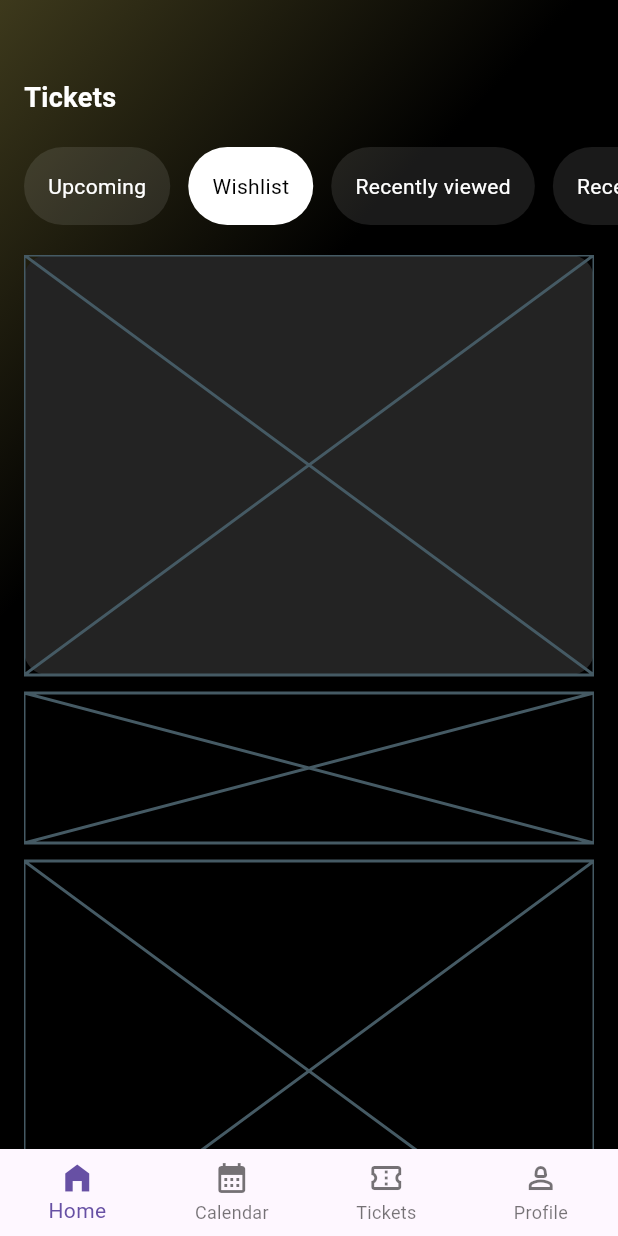
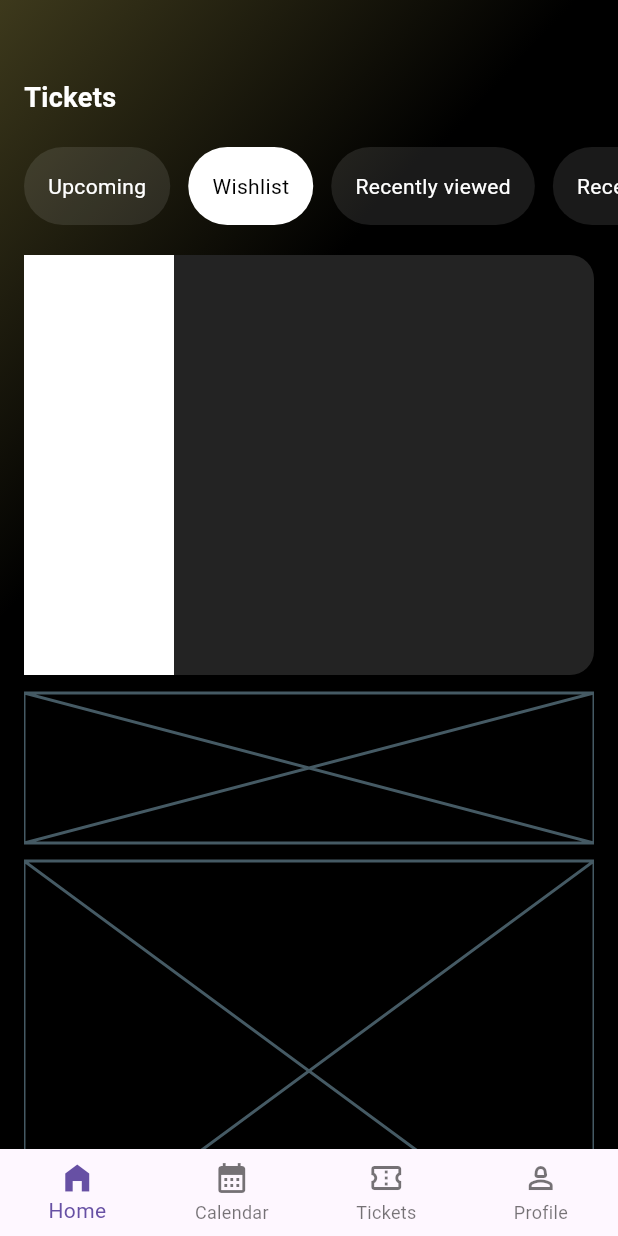
Before and after one commit to JAICHANGPARK/flutter_notebook_chapter_43, a Flutter app: the EventHomePage screen opened directly, on a phone screen of 412 x 824 dp. Run offline on Flutter 3.47's test engine with Material 3 defaults, Android fonts, the phone set to English and light mode, and no system bars; our stand-ins replace gap, hugeicons, percent_indicator.

Commit message:
Update event_home_page.dart

```diff
--- a/lib/ep2186_event_app/ui/event_home_page.dart
+++ b/lib/ep2186_event_app/ui/event_home_page.dart
@@ -126,10 +126,22 @@ class _EventHomePageState extends State<EventHomePage> {
                             Container(
                               height: 280,
                               decoration: BoxDecoration(
-                                borderRadius: BorderRadius.circular(16),
-                                color: Color.fromRGBO(35, 35, 35, 1)
+                                  borderRadius: BorderRadius.circular(16), color: Color.fromRGBO(35, 35, 35, 1)),
+                              child: Row(
+                                children: [
+                                  Container(
+                                    width: 100,
+                                    decoration: BoxDecoration(
+                                      color: Colors.white,
+                                    ),
+                                  ),
+                                  Expanded(
+                                    child: Column(
+                                      children: [],
+                                    ),
+                                  )
+                                ],
                               ),
-                              child: Placeholder(),
                             ),
                             Container(
                               height: 100,
```
